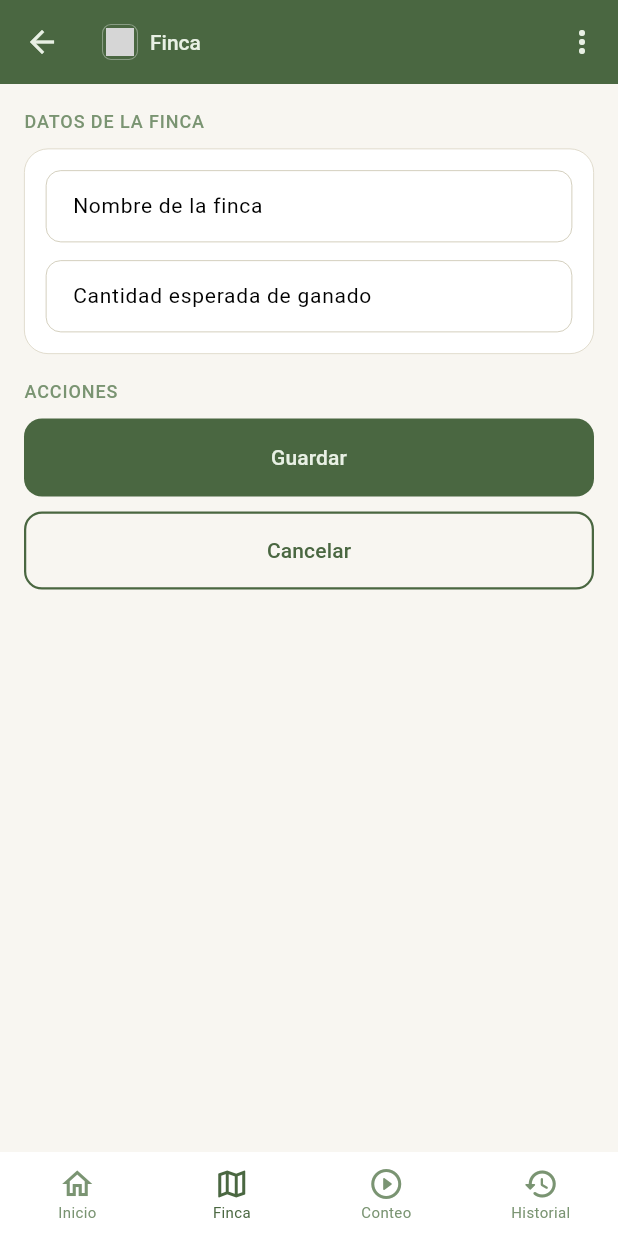
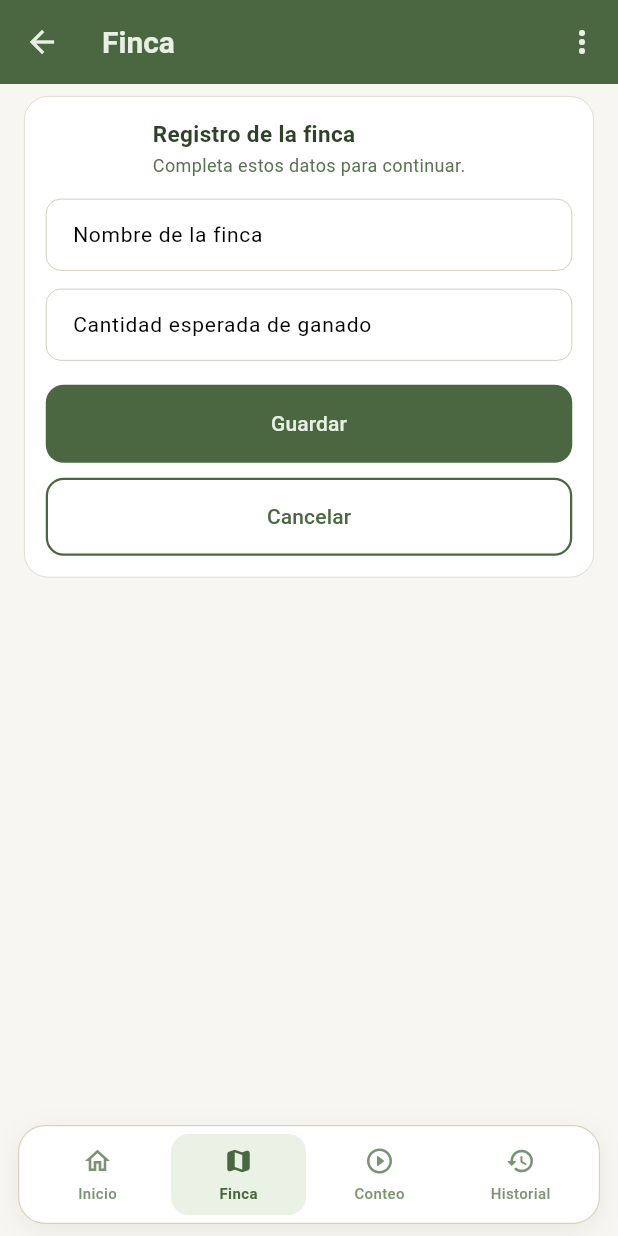
Before and after one commit to roverserrano/BoviSense-AI, a Flutter app: the ConfiguracionSistemaPage screen opened directly, on a phone screen of 412 x 824 dp. Run offline on Flutter 3.47's test engine with Material 3 defaults, Android fonts, the phone set to English and light mode, and no system bars; our stand-ins replace cloud_firestore, firebase_auth, firebase_core, flutter_blue_plus, permission_handler; accounts and stored records are empty; grey boxes are pictures that could not be loaded.

Commit message:
Mejoras en navegacion, elinacion de AlertCard informativos

```diff
--- a/frontend/lib/views/ganadero/configuracion_sistema_page.dart
+++ b/frontend/lib/views/ganadero/configuracion_sistema_page.dart
@@ -75,7 +75,6 @@ class _ConfiguracionSistemaPageState extends State<ConfiguracionSistemaPage> {
   @override
   Widget build(BuildContext context) {
     final vm = context.watch<GanaderoViewModel>();
-    final isConfigured = vm.configuracion != null;
 
     return Scaffold(
       appBar: GanaderoAppBar(
@@ -92,21 +91,17 @@ class _ConfiguracionSistemaPageState extends State<ConfiguracionSistemaPage> {
       body: Form(
         key: _formKey,
         child: ListView(
-          padding: const EdgeInsets.all(16),
+          padding: const EdgeInsets.fromLTRB(16, 8, 16, 16),
           children: [
-            if (isConfigured) ...[
-              const AlertCard(
-                title: 'Configuración lista',
-                description: 'La finca está preparada para iniciar conteos.',
-                status: SimpleStatusType.ready,
+            _GroupCard(
+              child: Column(
+                //crossAxisAlignment: CrossAxisAlignment.stretch,
+                children: [
+                  const _FormHeader(
+                    title: 'Registro de la finca',
+                    subtitle: 'Completa estos datos para continuar.',
                   ),
                   const SizedBox(height: 14),
-            ],
-            const SectionTitle(text: 'Datos de la finca'),
-            _GroupCard(
-              child: Column(
-                crossAxisAlignment: CrossAxisAlignment.stretch,
-                children: [
                   TextFormField(
                     controller: _nombreFincaController,
                     decoration: const InputDecoration(
@@ -137,11 +132,7 @@ class _ConfiguracionSistemaPageState extends State<ConfiguracionSistemaPage> {
                       return null;
                     },
                   ),
-                ],
-              ),
-            ),
                   const SizedBox(height: 16),
-            const SectionTitle(text: 'Acciones'),
                   PrimaryButton(
                     label: vm.isSavingConfig ? 'Guardando...' : 'Guardar',
                     onPressed: vm.isSavingConfig ? null : _save,
@@ -155,6 +146,41 @@ class _ConfiguracionSistemaPageState extends State<ConfiguracionSistemaPage> {
                 ],
               ),
             ),
+          ],
+        ),
+      ),
+    );
+  }
+}
+
+class _FormHeader extends StatelessWidget {
+  const _FormHeader({required this.title, required this.subtitle});
+
+  final String title;
+  final String subtitle;
+
+  @override
+  Widget build(BuildContext context) {
+    return Column(
+      crossAxisAlignment: CrossAxisAlignment.start,
+      children: [
+        Text(
+          title,
+          style: const TextStyle(
+            fontSize: 15,
+            fontWeight: FontWeight.w700,
+            color: GanaderoColors.textDark,
+          ),
+        ),
+        const SizedBox(height: 2),
+        Text(
+          subtitle,
+          style: const TextStyle(
+            fontSize: 12,
+            color: GanaderoColors.textSecondary,
+          ),
+        ),
+      ],
     );
   }
 }
--- a/frontend/lib/views/ganadero/conteo_detalle_page.dart
+++ b/frontend/lib/views/ganadero/conteo_detalle_page.dart
@@ -75,25 +75,6 @@ class _ConteoDetallePageState extends State<ConteoDetallePage> {
                     : 'Excedente',
               ),
               const SizedBox(height: 14),
-              if (conteo.diferencia != 0)
-                AlertCard(
-                  title: conteo.diferencia < 0
-                      ? 'Faltante detectado'
-                      : 'Excedente detectado',
-                  description: conteo.diferencia < 0
-                      ? 'Revisa el lote: faltan ${conteo.diferencia.abs()} animales respecto al esperado.'
-                      : 'Revisa el lote: hay ${conteo.diferencia.abs()} animales por encima del esperado.',
-                  status: conteo.diferencia < 0
-                      ? SimpleStatusType.inProgress
-                      : SimpleStatusType.error,
-                )
-              else
-                const AlertCard(
-                  title: 'Conteo correcto',
-                  description: 'El total coincide con la cantidad esperada.',
-                  status: SimpleStatusType.ready,
-                ),
-              const SizedBox(height: 14),
               OutlineActionButton(
                 label: 'Volver',
                 onPressed: () => Navigator.of(context).pop(),
--- a/frontend/lib/views/ganadero/ganadero_dashboard_page.dart
+++ b/frontend/lib/views/ganadero/ganadero_dashboard_page.dart
@@ -1,7 +1,6 @@
 import 'package:flutter/material.dart';
 import 'package:provider/provider.dart';
 
-import '../../core/utils/formatters.dart';
 import '../common/session_actions.dart';
 import '../../viewmodels/auth_view_model.dart';
 import '../../viewmodels/ganadero_view_model.dart';
@@ -42,13 +41,11 @@ class _GanaderoDashboardPageState extends State<GanaderoDashboardPage> {
     final vm = context.watch<GanaderoViewModel>();
     final dashboard = vm.dashboard;
     final usuario = authVm.currentUser;
-    final now = DateTime.now();
-
     final (nextTitle, nextDescription, nextButton) = _nextStepContent(vm);
 
     return Scaffold(
       appBar: GanaderoAppBar(
-        titleText: 'Inicio',
+        titleText: 'Panel principal',
         actions: const [SessionActionsMenu()],
       ),
       bottomNavigationBar: GanaderoBottomNavBar(
@@ -66,18 +63,45 @@ class _GanaderoDashboardPageState extends State<GanaderoDashboardPage> {
         child: ListView(
           padding: const EdgeInsets.all(16),
           children: [
+            Row(
+              crossAxisAlignment: CrossAxisAlignment.center,
+              children: [
+                CircleAvatar(
+                  radius: 20,
+                  backgroundColor: GanaderoColors.surfaceAlt,
+                  child: const Icon(
+                    Icons.person_rounded,
+                    color: GanaderoColors.primary,
+                  ),
+                ),
+                const SizedBox(width: 12),
+                Expanded(
+                  child: Column(
+                    crossAxisAlignment: CrossAxisAlignment.start,
+                    children: [
                       Text(
                         'Hola, ${usuario?.nombreCompleto ?? 'Ganadero'}',
+                        maxLines: 1,
+                        overflow: TextOverflow.ellipsis,
                         style: const TextStyle(
                           fontSize: 18,
-                fontWeight: FontWeight.w500,
+                          fontWeight: FontWeight.w600,
                           color: GanaderoColors.textDark,
                         ),
                       ),
-            const SizedBox(height: 2),
+                      const SizedBox(height: 3),
                       Text(
-              formatDate(now),
-              style: const TextStyle(fontSize: 12, color: GanaderoColors.muted),
+                        (usuario?.rol ?? 'usuario'),
+                        style: const TextStyle(
+                          fontSize: 13,
+                          color: GanaderoColors.muted,
+                          fontWeight: FontWeight.w500,
+                        ),
+                      ),
+                    ],
+                  ),
+                ),
+              ],
             ),
             const SizedBox(height: 14),
             NextStepCard(
--- a/frontend/lib/views/ganadero/widgets/ganadero_design_system.dart
+++ b/frontend/lib/views/ganadero/widgets/ganadero_design_system.dart
@@ -2,7 +2,6 @@ import 'package:flutter/material.dart';
 
 import '../../../core/utils/formatters.dart';
 import '../../../data/models/conteo_model.dart';
-import '../../common/bovisense_logo.dart';
 
 class GanaderoColors {
   static const Color primary = Color(0xFF4A6741);
@@ -70,15 +69,9 @@ class GanaderoAppBar extends AppBar {
         backgroundColor: GanaderoColors.primary,
         foregroundColor: GanaderoColors.buttonText,
         titleSpacing: 12,
-        title: Row(
-          children: [
-            const BoviSenseLogoCompact(size: 24),
-            const SizedBox(width: 8),
-            Text(
+        title: Text(
           titleText,
-              style: const TextStyle(fontSize: 14, fontWeight: FontWeight.w500),
-            ),
-          ],
+          style: const TextStyle(fontSize: 20, fontWeight: FontWeight.w600),
         ),
         elevation: 0,
         scrolledUnderElevation: 0,
@@ -755,40 +748,109 @@ class GanaderoBottomNavBar extends StatelessWidget {
 
   @override
   Widget build(BuildContext context) {
-    return DecoratedBox(
-      decoration: const BoxDecoration(
-        border: Border(
-          top: BorderSide(color: GanaderoColors.borderSoft, width: 0.5),
+    const items = [
+      (
+        icon: Icons.home_outlined,
+        activeIcon: Icons.home_rounded,
+        label: 'Inicio',
+      ),
+      (icon: Icons.map_outlined, activeIcon: Icons.map_rounded, label: 'Finca'),
+      (
+        icon: Icons.play_circle_outline_rounded,
+        activeIcon: Icons.play_circle_rounded,
+        label: 'Conteo',
+      ),
+      (
+        icon: Icons.history_rounded,
+        activeIcon: Icons.history_toggle_off_rounded,
+        label: 'Historial',
+      ),
+    ];
+
+    return SafeArea(
+      top: false,
+      minimum: const EdgeInsets.fromLTRB(12, 0, 12, 8),
+      child: DecoratedBox(
+        decoration: BoxDecoration(
+          color: GanaderoColors.card,
+          borderRadius: BorderRadius.circular(18),
+          border: Border.all(color: GanaderoColors.borderSoft, width: 0.8),
+          boxShadow: [
+            BoxShadow(
+              color: Colors.black.withValues(alpha: 0.06),
+              blurRadius: 14,
+              offset: const Offset(0, 4),
+            ),
+          ],
+        ),
+        child: Padding(
+          padding: const EdgeInsets.symmetric(horizontal: 6, vertical: 6),
+          child: Row(
+            children: List.generate(items.length, (index) {
+              final item = items[index];
+              final selected = currentIndex == index;
+              return Expanded(
+                child: _GanaderoNavItem(
+                  label: item.label,
+                  icon: selected ? item.activeIcon : item.icon,
+                  selected: selected,
+                  onTap: () => onTap(index),
+                ),
+              );
+            }),
           ),
         ),
-      child: BottomNavigationBar(
-        currentIndex: currentIndex,
+      ),
+    );
+  }
+}
+
+class _GanaderoNavItem extends StatelessWidget {
+  const _GanaderoNavItem({
+    required this.label,
+    required this.icon,
+    required this.selected,
+    required this.onTap,
+  });
+
+  final String label;
+  final IconData icon;
+  final bool selected;
+  final VoidCallback onTap;
+
+  @override
+  Widget build(BuildContext context) {
+    return InkWell(
+      borderRadius: BorderRadius.circular(12),
       onTap: onTap,
-        type: BottomNavigationBarType.fixed,
-        elevation: 0,
-        backgroundColor: GanaderoColors.card,
-        selectedItemColor: GanaderoColors.primary,
-        unselectedItemColor: GanaderoColors.muted,
-        selectedFontSize: 10,
-        unselectedFontSize: 10,
-        items: const [
-          BottomNavigationBarItem(
-            icon: Icon(Icons.home_outlined),
-            label: 'Inicio',
+      child: AnimatedContainer(
+        duration: const Duration(milliseconds: 180),
+        curve: Curves.easeOut,
+        margin: const EdgeInsets.symmetric(horizontal: 2),
+        padding: const EdgeInsets.symmetric(vertical: 8),
+        decoration: BoxDecoration(
+          color: selected ? const Color(0xFFE9F2E4) : Colors.transparent,
+          borderRadius: BorderRadius.circular(12),
         ),
-          BottomNavigationBarItem(
-            icon: Icon(Icons.map_outlined),
-            label: 'Finca',
+        child: Column(
+          mainAxisSize: MainAxisSize.min,
+          children: [
+            Icon(
+              icon,
+              size: 20,
+              color: selected ? GanaderoColors.primary : GanaderoColors.muted,
             ),
-          BottomNavigationBarItem(
-            icon: Icon(Icons.play_circle_outline_rounded),
-            label: 'Conteo',
+            const SizedBox(height: 4),
+            Text(
+              label,
+              style: TextStyle(
+                fontSize: 10,
+                fontWeight: selected ? FontWeight.w700 : FontWeight.w500,
+                color: selected ? GanaderoColors.primary : GanaderoColors.muted,
               ),
-          BottomNavigationBarItem(
-            icon: Icon(Icons.history_rounded),
-            label: 'Historial',
             ),
           ],
+        ),
       ),
     );
   }
```
Lines whose indentation alone changed are shown as unchanged.
